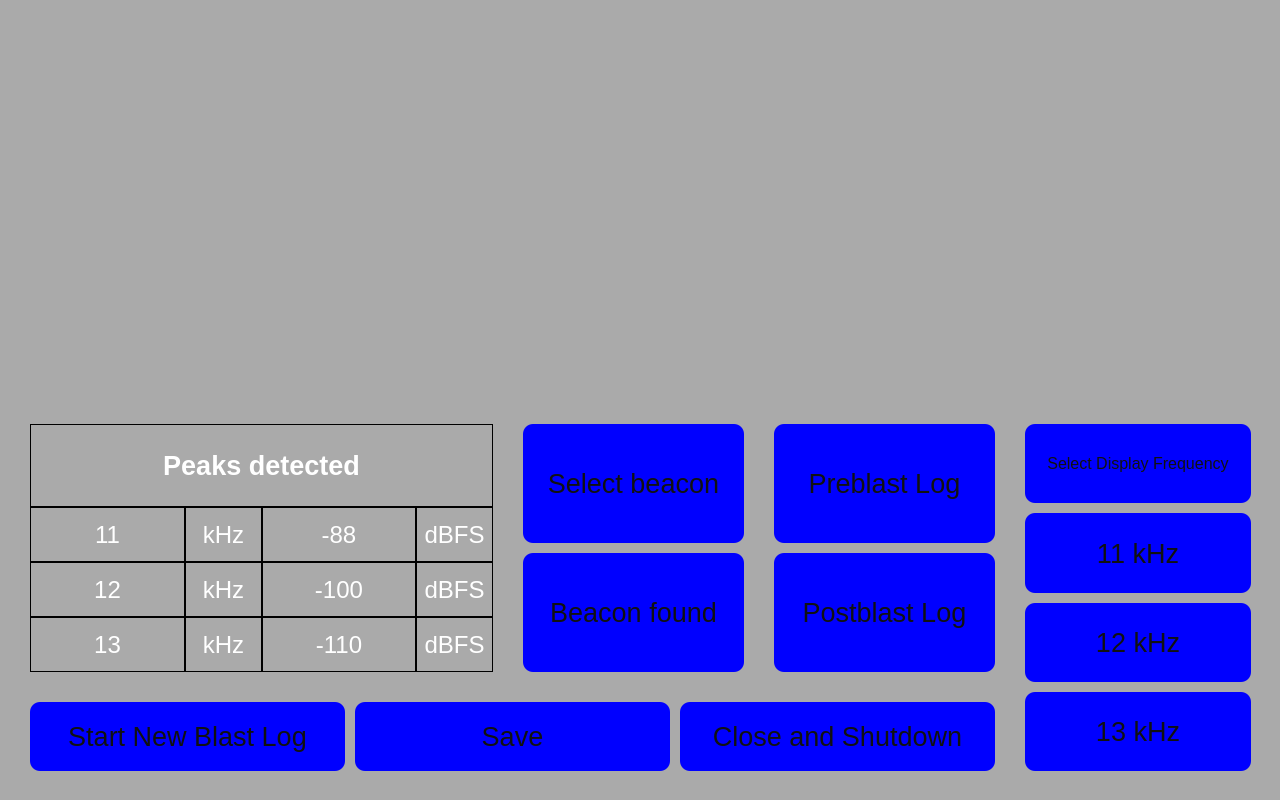
The window that mainwindow.ui (Landers-Inc/richi_gui) describes before a commit, drawn with Qt 5.
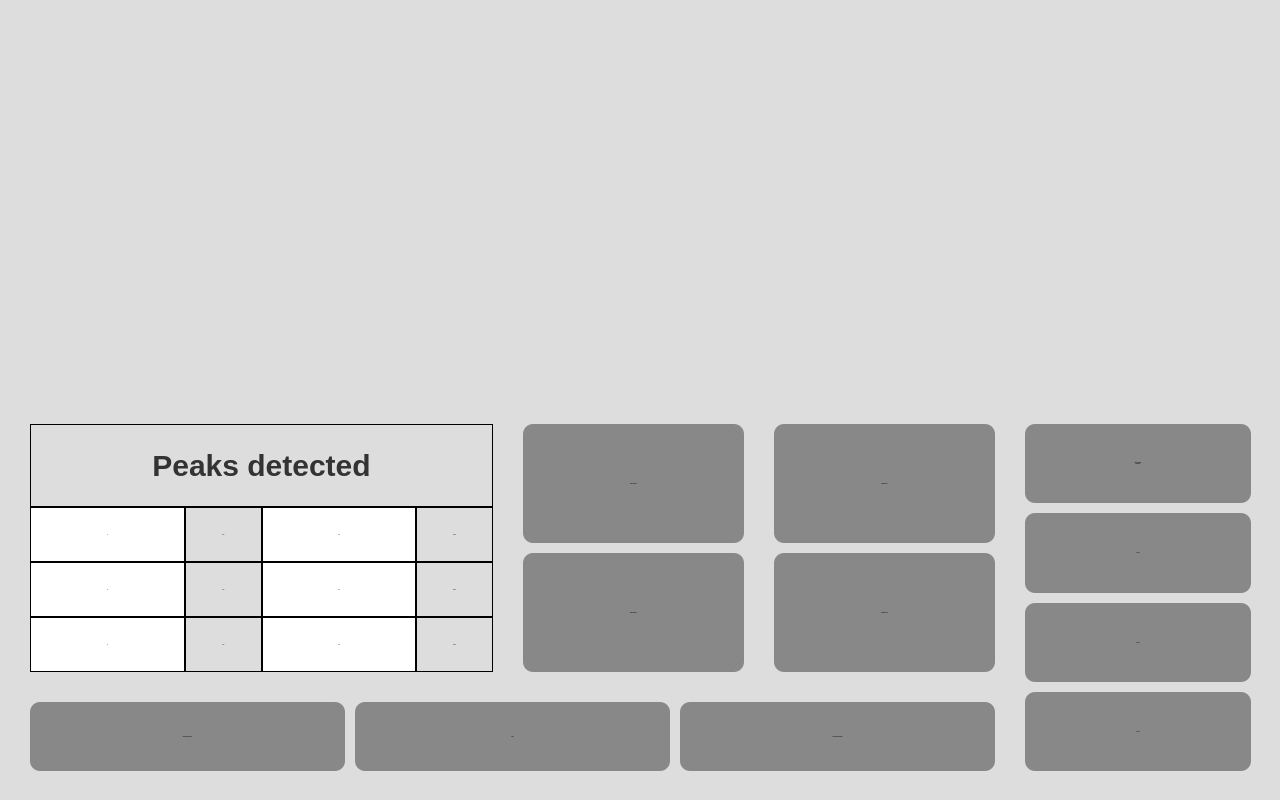
The same window after the commit. Custom widgets are drawn as their Qt base class.

What changed in the file:
```diff
--- a/mainwindow.ui
+++ b/mainwindow.ui
@@ -26,42 +26,49 @@
    <string>MainWindow</string>
   </property>
   <property name="styleSheet">
-   <string notr="true">QWidget#centralwidget{
-	background: #aaa;
+   <string notr="true">QWidget#centralWidget {
+	background: #ddd;
 }
 
-QLabel{
-	color: #fff;
+QLabel {
+	color: #333;
 }
 
 QPushButton {
     color: #111;
     border-radius: 10px;
     border-style: outset;
-    background: blue;
-    padding: 5px;
-    }
+    background: #888;
+	font: 24px 'Ubuntu';
+	font-weight: bold;
+}
 
 QPushButton:hover {
     background: qradialgradient(
-        cx: 0.3, cy: -0.4, fx: 0.3, fy: -0.4,
+        cx: 0.3, cy: -0.4, fx: 0.3, fy: 0.4,
         radius: 1.35, stop: 0 #fff, stop: 1 #bbb
-        );
-    }
+    );
+}
 
 QPushButton:pressed {
     border-style: inset;
     background: qradialgradient(
-        cx: 0.4, cy: -0.1, fx: 0.4, fy: -0.1,
+        cx: 0.4, cy: -0.1, fx: 0.4, fy: 0.1,
         radius: 1.35, stop: 0 #fff, stop: 1 #ddd
-        );
-    }
+    );
+}
 
 QLabel {
 	border: 1px solid #000;
+	font: 24px 'Ubuntu';
+	font-weight: bold;
+}
+
+QLabel#peaksTitle {
+	font-size: 30px;
 }</string>
   </property>
-  <widget class="QWidget" name="centralwidget">
+  <widget class="QWidget" name="centralWidget">
    <property name="sizePolicy">
     <sizepolicy hsizetype="Fixed" vsizetype="Fixed">
      <horstretch>0</horstretch>
@@ -88,7 +95,7 @@
       <enum>QLayout::SetDefaultConstraint</enum>
      </property>
      <item>
-      <layout class="QHBoxLayout" name="horizontalLayout" stretch="3,2">
+      <layout class="QHBoxLayout" name="plotsLayout" stretch="3,2">
        <property name="spacing">
         <number>10</number>
        </property>
@@ -163,7 +170,7 @@
       </layout>
      </item>
      <item>
-      <layout class="QHBoxLayout" name="horizontalLayout_8" stretch="4,1">
+      <layout class="QHBoxLayout" name="panelLayout" stretch="4,1">
        <property name="spacing">
         <number>10</number>
        </property>
@@ -183,11 +190,11 @@
         <number>10</number>
        </property>
        <item>
-        <layout class="QVBoxLayout" name="verticalLayout_2" stretch="3,1">
+        <layout class="QVBoxLayout" name="dataLayout" stretch="3,1">
          <item>
-          <layout class="QHBoxLayout" name="horizontalLayout_11" stretch="2,1,1">
+          <layout class="QHBoxLayout" name="miscLayout" stretch="2,1,1">
            <item>
-            <layout class="QVBoxLayout" name="verticalLayout_36" stretch="1,2">
+            <layout class="QVBoxLayout" name="peaksLayout" stretch="1,2">
              <property name="spacing">
               <number>0</number>
              </property>
@@ -207,11 +214,13 @@
               <number>10</number>
              </property>
              <item>
-              <widget class="QLabel" name="label_60">
+              <widget class="QLabel" name="peaksTitle">
                <property name="font">
                 <font>
-                 <pointsize>20</pointsize>
+                 <family>Ubuntu</family>
+                 <pointsize>-1</pointsize>
                  <weight>75</weight>
+                 <italic>false</italic>
                  <bold>true</bold>
                 </font>
                </property>
@@ -224,7 +233,7 @@
               </widget>
              </item>
              <item>
-              <layout class="QGridLayout" name="gridLayout_18" rowstretch="1,1,1" columnstretch="1,1">
+              <layout class="QGridLayout" name="peaksData" rowstretch="1,1,1" columnstretch="1,1">
                <property name="sizeConstraint">
                 <enum>QLayout::SetDefaultConstraint</enum>
                </property>
@@ -244,7 +253,7 @@
                 <number>0</number>
                </property>
                <item row="0" column="0">
-                <layout class="QHBoxLayout" name="horizontalLayout_18" stretch="2,1">
+                <layout class="QHBoxLayout" name="peakOneFreq" stretch="2,1">
                  <property name="spacing">
                   <number>0</number>
                  </property>
@@ -261,12 +270,19 @@
                   <number>0</number>
                  </property>
                  <item>
-                  <widget class="QLabel" name="label_67">
+                  <widget class="QLabel" name="peakOneFreqValue">
                    <property name="font">
                     <font>
-                     <pointsize>18</pointsize>
+                     <family>Ubuntu</family>
+                     <pointsize>-1</pointsize>
+                     <weight>75</weight>
+                     <italic>false</italic>
+                     <bold>true</bold>
                     </font>
                    </property>
+                   <property name="autoFillBackground">
+                    <bool>true</bool>
+                   </property>
                    <property name="text">
                     <string>11</string>
                    </property>
@@ -276,13 +292,22 @@
                    <property name="alignment">
                     <set>Qt::AlignCenter</set>
                    </property>
+                   <property name="styleSheet">
+                    <string notr="true">
+                     QLabel {background-color: white}
+                    </string>
+                   </property>
                   </widget>
                  </item>
                  <item>
-                  <widget class="QLabel" name="label_88">
+                  <widget class="QLabel" name="peakOneFreqUnit">
                    <property name="font">
                     <font>
-                     <pointsize>18</pointsize>
+                     <family>Ubuntu</family>
+                     <pointsize>-1</pointsize>
+                     <weight>75</weight>
+                     <italic>false</italic>
+                     <bold>true</bold>
                     </font>
                    </property>
                    <property name="text">
@@ -299,7 +324,7 @@
                 </layout>
                </item>
                <item row="1" column="0">
-                <layout class="QHBoxLayout" name="horizontalLayout_19" stretch="2,1">
+                <layout class="QHBoxLayout" name="peakTwoFreq" stretch="2,1">
                  <property name="spacing">
                   <number>0</number>
                  </property>
@@ -316,12 +341,19 @@
                   <number>0</number>
                  </property>
                  <item>
-                  <widget class="QLabel" name="label_89">
+                  <widget class="QLabel" name="peakTwoFreqValue">
                    <property name="font">
                     <font>
-                     <pointsize>18</pointsize>
+                     <family>Ubuntu</family>
+                     <pointsize>-1</pointsize>
+                     <weight>75</weight>
+                     <italic>false</italic>
+                     <bold>true</bold>
                     </font>
                    </property>
+                   <property name="autoFillBackground">
+                    <bool>true</bool>
+                   </property>
                    <property name="text">
                     <string>12</string>
                    </property>
@@ -331,13 +363,22 @@
                    <property name="alignment">
                     <set>Qt::AlignCenter</set>
                    </property>
+                   <property name="styleSheet">
+                    <string notr="true">
+                     QLabel {background-color: white}
+                    </string>
+                   </property>
                   </widget>
                  </item>
                  <item>
-                  <widget class="QLabel" name="label_90">
+                  <widget class="QLabel" name="peakTwoFreqUnit">
                    <property name="font">
                     <font>
-                     <pointsize>18</pointsize>
+                     <family>Ubuntu</family>
+                     <pointsize>-1</pointsize>
+                     <weight>75</weight>
+                     <italic>false</italic>
+                     <bold>true</bold>
                     </font>
                    </property>
                    <property name="text">
@@ -354,7 +395,7 @@
                 </layout>
                </item>
                <item row="2" column="0">
-                <layout class="QHBoxLayout" name="horizontalLayout_20" stretch="2,1">
+                <layout class="QHBoxLayout" name="peakThreeFreq" stretch="2,1">
                  <property name="spacing">
                   <number>0</number>
                  </property>
@@ -371,12 +412,19 @@
                   <number>0</number>
                  </property>
                  <item>
-                  <widget class="QLabel" name="label_91">
+                  <widget class="QLabel" name="peakThreeFreqValue">
                    <property name="font">
                     <font>
-                     <pointsize>18</pointsize>
+                     <family>Ubuntu</family>
+                     <pointsize>-1</pointsize>
+                     <weight>75</weight>
+                     <italic>false</italic>
+                     <bold>true</bold>
                     </font>
                    </property>
+                   <property name="autoFillBackground">
+                    <bool>true</bool>
+                   </property>
                    <property name="text">
                     <string>13</string>
                    </property>
@@ -386,13 +434,22 @@
                    <property name="alignment">
                     <set>Qt::AlignCenter</set>
                    </property>
+                   <property name="styleSheet">
+                    <string notr="true">
+                     QLabel {background-color: white}
+                    </string>
+                   </property>
                   </widget>
                  </item>
                  <item>
-                  <widget class="QLabel" name="label_92">
+                  <widget class="QLabel" name="peakThreeFreqUnit">
                    <property name="font">
                     <font>
-                     <pointsize>18</pointsize>
+                     <family>Ubuntu</family>
+                     <pointsize>-1</pointsize>
+                     <weight>75</weight>
+                     <italic>false</italic>
+                     <bold>true</bold>
                     </font>
                    </property>
                    <property name="text">
@@ -409,7 +466,7 @@
                 </layout>
                </item>
                <item row="0" column="1">
-                <layout class="QHBoxLayout" name="horizontalLayout_21" stretch="2,1">
+                <layout class="QHBoxLayout" name="peakOnePower" stretch="2,1">
                  <property name="spacing">
                   <number>0</number>
                  </property>
@@ -426,12 +483,19 @@
                   <number>0</number>
                  </property>
                  <item>
-                  <widget class="QLabel" name="label_93">
+                  <widget class="QLabel" name="peakOnePowerValue">
                    <property name="font">
                     <font>
-                     <pointsize>18</pointsize>
+                     <family>Ubuntu</family>
+                     <pointsize>-1</pointsize>
+                     <weight>75</weight>
+                     <italic>false</italic>
+                     <bold>true</bold>
                     </font>
                    </property>
+                   <property name="autoFillBackground">
+                    <bool>true</bool>
+                   </property>
                    <property name="text">
                     <string>-88</string>
                    </property>
@@ -441,13 +505,22 @@
                    <property name="alignment">
                     <set>Qt::AlignCenter</set>
                    </property>
+                   <property name="styleSheet">
+                    <string notr="true">
+                     QLabel {background-color: white}
+                    </string>
+                   </property>
                   </widget>
                  </item>
                  <item>
-                  <widget class="QLabel" name="label_94">
+                  <widget class="QLabel" name="peakOnePowerUnit">
                    <property name="font">
                     <font>
-                     <pointsize>18</pointsize>
+                     <family>Ubuntu</family>
+                     <pointsize>-1</pointsize>
+                     <weight>75</weight>
+                     <italic>false</italic>
+                     <bold>true</bold>
                     </font>
                    </property>
                    <property name="text">
@@ -464,7 +537,7 @@
                 </layout>
                </item>
                <item row="1" column="1">
-                <layout class="QHBoxLayout" name="horizontalLayout_22" stretch="2,1">
+                <layout class="QHBoxLayout" name="peakTwoPower" stretch="2,1">
                  <property name="spacing">
                   <number>0</number>
                  </property>
@@ -481,12 +554,19 @@
                   <number>0</number>
                  </property>
                  <item>
-                  <widget class="QLabel" name="label_95">
+                  <widget class="QLabel" name="peakTwoPowerValue">
                    <property name="font">
                     <font>
-                     <pointsize>18</pointsize>
+                     <family>Ubuntu</family>
+                     <pointsize>-1</pointsize>
+                     <weight>75</weight>
+                     <italic>false</italic>
+                     <bold>true</bold>
                     </font>
                    </property>
+                   <property name="autoFillBackground">
+                    <bool>true</bool>
+                   </property>
                    <property name="text">
                     <string>-100</string>
                    </property>
@@ -496,13 +576,22 @@
                    <property name="alignment">
                     <set>Qt::AlignCenter</set>
                    </property>
+                   <property name="styleSheet">
+                    <string notr="true">
+                     QLabel {background-color: white}
+                    </string>
+                   </property>
                   </widget>
                  </item>
                  <item>
-                  <widget class="QLabel" name="label_96">
+                  <widget class="QLabel" name="peakTwoPowerUnit">
                    <property name="font">
                     <font>
-                     <pointsize>18</pointsize>
+                     <family>Ubuntu</family>
+                     <pointsize>-1</pointsize>
+                     <weight>75</weight>
+                     <italic>false</italic>
+                     <bold>true</bold>
                     </font>
                    </property>
                    <property name="text">
@@ -519,7 +608,7 @@
                 </layout>
                </item>
                <item row="2" column="1">
-                <layout class="QHBoxLayout" name="horizontalLayout_23" stretch="2,1">
+                <layout class="QHBoxLayout" name="peakThreePower" stretch="2,1">
                  <property name="spacing">
                   <number>0</number>
                  </property>
@@ -536,12 +625,19 @@
                   <number>0</number>
                  </property>
                  <item>
-                  <widget class="QLabel" name="label_97">
+                  <widget class="QLabel" name="peakThreePowerValue">
                    <property name="font">
                     <font>
-                     <pointsize>18</pointsize>
+                     <family>Ubuntu</family>
+                     <pointsize>-1</pointsize>
+                     <weight>75</weight>
+                     <italic>false</italic>
+                     <bold>true</bold>
                     </font>
                    </property>
+                   <property name="autoFillBackground">
+                    <bool>true</bool>
+                   </property>
                    <property name="text">
                     <string>-110</string>
                    </property>
@@ -551,13 +647,22 @@
                    <property name="alignment">
                     <set>Qt::AlignCenter</set>
                    </property>
+                   <property name="styleSheet">
+                    <string notr="true">
+                     QLabel {background-color: white}
+                    </string>
+                   </property>
                   </widget>
                  </item>
                  <item>
-                  <widget class="QLabel" name="label_98">
+                  <widget class="QLabel" name="peakThreePowerUnit">
                    <property name="font">
                     <font>
-                     <pointsize>18</pointsize>
+                     <family>Ubuntu</family>
+                     <pointsize>-1</pointsize>
+                     <weight>75</weight>
+                     <italic>false</italic>
+                     <bold>true</bold>
                     </font>
                    </property>
                    <property name="text">
@@ -578,7 +683,7 @@
             </layout>
            </item>
            <item>
-            <layout class="QVBoxLayout" name="verticalLayout_35" stretch="1,1">
+            <layout class="QVBoxLayout" name="beaconLayout" stretch="1,1">
              <property name="sizeConstraint">
               <enum>QLayout::SetDefaultConstraint</enum>
              </property>
@@ -595,7 +700,7 @@
               <number>10</number>
              </property>
              <item>
-              <widget class="QPushButton" name="pushButton_60">
+              <widget class="QPushButton" name="selectBeacon">
                <property name="sizePolicy">
                 <sizepolicy hsizetype="Preferred" vsizetype="Preferred">
                  <horstretch>0</horstretch>
@@ -604,7 +709,11 @@
                </property>
                <property name="font">
                 <font>
-                 <pointsize>20</pointsize>
+                 <family>Ubuntu</family>
+                 <pointsize>-1</pointsize>
+                 <weight>75</weight>
+                 <italic>false</italic>
+                 <bold>true</bold>
                 </font>
                </property>
                <property name="text">
@@ -613,7 +722,7 @@
               </widget>
              </item>
              <item>
-              <widget class="QPushButton" name="pushButton_61">
+              <widget class="QPushButton" name="beaconFound">
                <property name="sizePolicy">
                 <sizepolicy hsizetype="Preferred" vsizetype="Preferred">
                  <horstretch>0</horstretch>
@@ -622,7 +731,11 @@
                </property>
                <property name="font">
                 <font>
-                 <pointsize>20</pointsize>
+                 <family>Ubuntu</family>
+                 <pointsize>-1</pointsize>
+                 <weight>75</weight>
+                 <italic>false</italic>
+                 <bold>true</bold>
                 </font>
                </property>
                <property name="text">
@@ -633,7 +746,7 @@
             </layout>
            </item>
            <item>
-            <layout class="QVBoxLayout" name="verticalLayout_34" stretch="1,1">
+            <layout class="QVBoxLayout" name="logLayout" stretch="1,1">
              <property name="sizeConstraint">
               <enum>QLayout::SetDefaultConstraint</enum>
              </property>
@@ -650,7 +763,7 @@
               <number>10</number>
              </property>
              <item>
-              <widget class="QPushButton" name="pushButton_58">
+              <widget class="QPushButton" name="preblastLog">
                <property name="sizePolicy">
                 <sizepolicy hsizetype="Preferred" vsizetype="Preferred">
                  <horstretch>0</horstretch>
@@ -659,7 +772,11 @@
                </property>
                <property name="font">
                 <font>
-                 <pointsize>20</pointsize>
+                 <family>Ubuntu</family>
+                 <pointsize>-1</pointsize>
+                 <weight>75</weight>
+                 <italic>false</italic>
+                 <bold>true</bold>
                 </font>
                </property>
                <property name="text">
@@ -668,7 +785,7 @@
               </widget>
              </item>
              <item>
-              <widget class="QPushButton" name="pushButton_59">
+              <widget class="QPushButton" name="postblastLog">
                <property name="sizePolicy">
                 <sizepolicy hsizetype="Preferred" vsizetype="Preferred">
                  <horstretch>0</horstretch>
@@ -677,7 +794,11 @@
                </property>
                <property name="font">
                 <font>
-                 <pointsize>20</pointsize>
+                 <family>Ubuntu</family>
+                 <pointsize>-1</pointsize>
+                 <weight>75</weight>
+                 <italic>false</italic>
+                 <bold>true</bold>
                 </font>
                </property>
                <property name="text">
@@ -690,7 +811,7 @@
           </layout>
          </item>
          <item>
-          <layout class="QHBoxLayout" name="horizontalLayout_24">
+          <layout class="QHBoxLayout" name="saveLayout">
            <property name="leftMargin">
             <number>10</number>
            </property>
@@ -704,7 +825,7 @@
             <number>10</number>
            </property>
            <item>
-            <widget class="QPushButton" name="pushButton_48">
+            <widget class="QPushButton" name="startLog">
              <property name="sizePolicy">
               <sizepolicy hsizetype="Preferred" vsizetype="Preferred">
                <horstretch>0</horstretch>
@@ -713,7 +834,11 @@
              </property>
              <property name="font">
               <font>
-               <pointsize>20</pointsize>
+               <family>Ubuntu</family>
+               <pointsize>-1</pointsize>
+               <weight>75</weight>
+               <italic>false</italic>
+               <bold>true</bold>
               </font>
              </property>
              <property name="text">
@@ -725,7 +850,7 @@
             </widget>
            </item>
            <item>
-            <widget class="QPushButton" name="pushButton_47">
+            <widget class="QPushButton" name="saveLog">
              <property name="sizePolicy">
               <sizepolicy hsizetype="Preferred" vsizetype="Preferred">
                <horstretch>0</horstretch>
@@ -734,7 +859,11 @@
              </property>
              <property name="font">
               <font>
-               <pointsize>20</pointsize>
+               <family>Ubuntu</family>
+               <pointsize>-1</pointsize>
+               <weight>75</weight>
+               <italic>false</italic>
+               <bold>true</bold>
               </font>
              </property>
              <property name="text">
@@ -743,7 +872,7 @@
             </widget>
            </item>
            <item>
-            <widget class="QPushButton" name="pushButton_46">
+            <widget class="QPushButton" name="closeShutdown">
              <property name="sizePolicy">
               <sizepolicy hsizetype="Preferred" vsizetype="Preferred">
                <horstretch>0</horstretch>
@@ -752,7 +881,11 @@
              </property>
              <property name="font">
               <font>
-               <pointsize>20</pointsize>
+               <family>Ubuntu</family>
+               <pointsize>-1</pointsize>
+               <weight>75</weight>
+               <italic>false</italic>
+               <bold>true</bold>
               </font>
              </property>
              <property name="text">
@@ -765,7 +898,7 @@
         </layout>
        </item>
        <item>
-        <layout class="QVBoxLayout" name="verticalLayout_30">
+        <layout class="QVBoxLayout" name="selectLayout">
          <property name="spacing">
           <number>10</number>
          </property>
@@ -785,7 +918,7 @@
           <number>10</number>
          </property>
          <item>
-          <widget class="QPushButton" name="select_disp_freq">
+          <widget class="QPushButton" name="selectDisplayFreq">
            <property name="sizePolicy">
             <sizepolicy hsizetype="Preferred" vsizetype="Preferred">
              <horstretch>0</horstretch>
@@ -794,14 +927,19 @@
            </property>
            <property name="font">
             <font>
-             <pointsize>12</pointsize>
+             <family>Ubuntu</family>
+             <pointsize>-1</pointsize>
+             <weight>75</weight>
+             <italic>false</italic>
+             <bold>true</bold>
             </font>
            </property>
            <property name="styleSheet">
             <string notr="true"/>
            </property>
            <property name="text">
-            <string>Select Display Frequency</string>
+            <string>Select Display
+Frequency</string>
            </property>
            <property name="flat">
             <bool>false</bool>
@@ -809,7 +947,7 @@
           </widget>
          </item>
          <item>
-          <widget class="QPushButton" name="pushButton_52">
+          <widget class="QPushButton" name="selectOneFreq">
            <property name="sizePolicy">
             <sizepolicy hsizetype="Preferred" vsizetype="Preferred">
              <horstretch>0</horstretch>
@@ -818,7 +956,11 @@
            </property>
            <property name="font">
             <font>
-             <pointsize>20</pointsize>
+             <family>Ubuntu</family>
+             <pointsize>-1</pointsize>
+             <weight>75</weight>
+             <italic>false</italic>
+             <bold>true</bold>
             </font>
            </property>
            <property name="text">
@@ -827,7 +969,7 @@
           </widget>
          </item>
          <item>
-          <widget class="QPushButton" name="pushButton_53">
+          <widget class="QPushButton" name="selectTwoFreq">
            <property name="sizePolicy">
             <sizepolicy hsizetype="Preferred" vsizetype="Preferred">
              <horstretch>0</horstretch>
@@ -836,7 +978,11 @@
            </property>
            <property name="font">
             <font>
-             <pointsize>20</pointsize>
+             <family>Ubuntu</family>
+             <pointsize>-1</pointsize>
+             <weight>75</weight>
+             <italic>false</italic>
+             <bold>true</bold>
             </font>
            </property>
            <property name="text">
@@ -845,7 +991,7 @@
           </widget>
          </item>
          <item>
-          <widget class="QPushButton" name="pushButton_54">
+          <widget class="QPushButton" name="selectThreeFreq">
            <property name="sizePolicy">
             <sizepolicy hsizetype="Preferred" vsizetype="Preferred">
              <horstretch>0</horstretch>
@@ -854,7 +1000,11 @@
            </property>
            <property name="font">
             <font>
-             <pointsize>20</pointsize>
+             <family>Ubuntu</family>
+             <pointsize>-1</pointsize>
+             <weight>75</weight>
+             <italic>false</italic>
+             <bold>true</bold>
             </font>
            </property>
            <property name="text">
```
